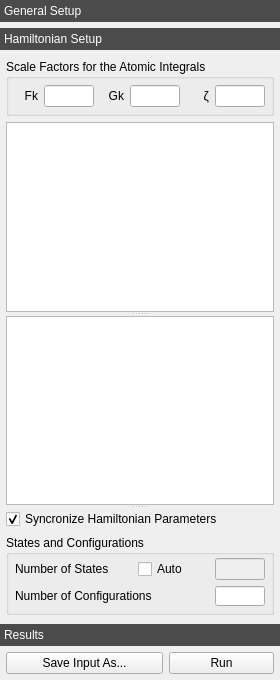
This is crispy/resources/gui/uis/quanty/main.ui in mretegan/crispy as Qt 5 draws it before an edit. The edited form follows.
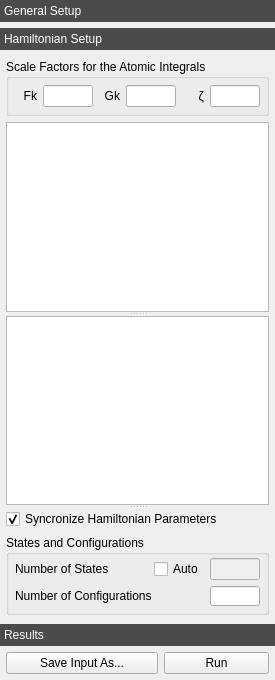
This is the edited form. The open tabs and pages were chosen to show the change. Icons and pictures are not drawn. Custom widgets are drawn as their Qt base class.

Commit message: Fix Quanty dock widget layout

```diff
--- a/crispy/resources/gui/uis/quanty/main.ui
+++ b/crispy/resources/gui/uis/quanty/main.ui
@@ -6,7 +6,7 @@
    <rect>
     <x>0</x>
     <y>0</y>
-    <width>280</width>
+    <width>275</width>
     <height>680</height>
    </rect>
   </property>
@@ -871,7 +871,7 @@
         <rect>
          <x>0</x>
          <y>0</y>
-         <width>280</width>
+         <width>275</width>
          <height>534</height>
         </rect>
        </property>
@@ -1096,16 +1096,32 @@
            </property>
            <item>
             <layout class="QHBoxLayout" name="nPsisHBoxLayout">
+             <property name="spacing">
+              <number>6</number>
+             </property>
              <item>
               <widget class="QLabel" name="nPsisLabel">
                <property name="toolTip">
                 <string>&lt;html&gt;&lt;head/&gt;&lt;body&gt;&lt;p&gt;Use the input box to change the number of states of the initial Hamiltonian included in the calculation. If &lt;span style=&quot; font-weight:600;&quot;&gt;Auto&lt;/span&gt; is checked, the number will be detemined based on the Boltzmann factor at the given temperature.&lt;/p&gt;&lt;/body&gt;&lt;/html&gt;</string>
                </property>
                <property name="text">
-                <string>Number of States        </string>
+                <string>Number of States</string>
                </property>
               </widget>
              </item>
+             <item>
+              <spacer name="horizontalSpacer">
+               <property name="orientation">
+                <enum>Qt::Horizontal</enum>
+               </property>
+               <property name="sizeHint" stdset="0">
+                <size>
+                 <width>40</width>
+                 <height>20</height>
+                </size>
+               </property>
+              </spacer>
+             </item>
              <item>
               <widget class="QCheckBox" name="nPsisAutoCheckBox">
                <property name="sizePolicy">
```
Left out of the diff: 6 changed lines with no effect on the pictures.
